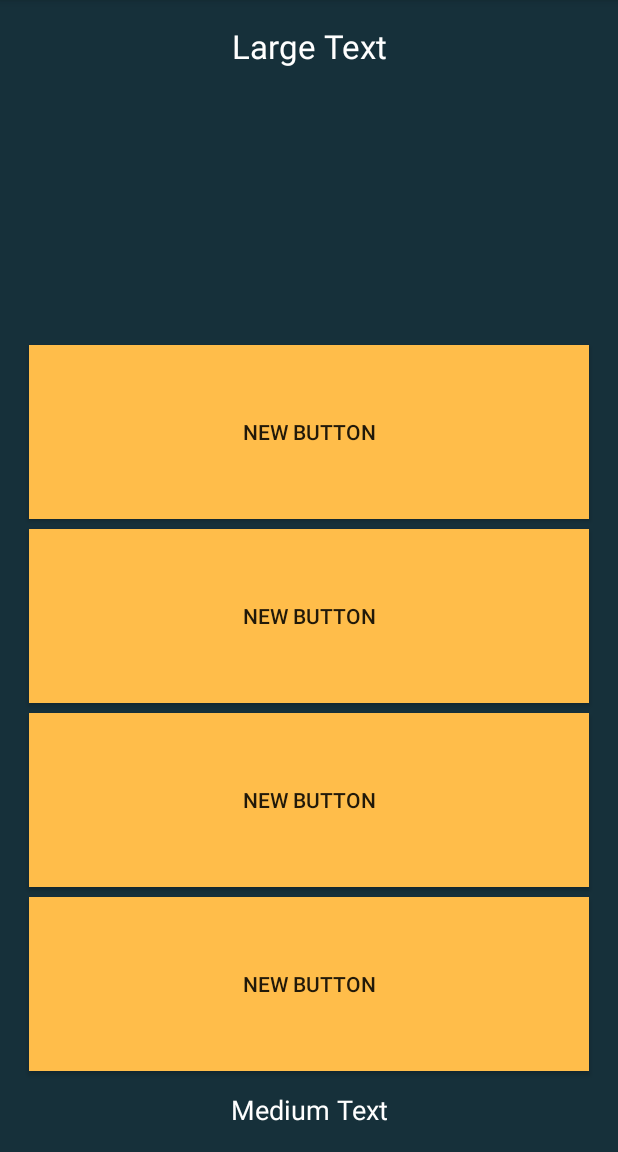
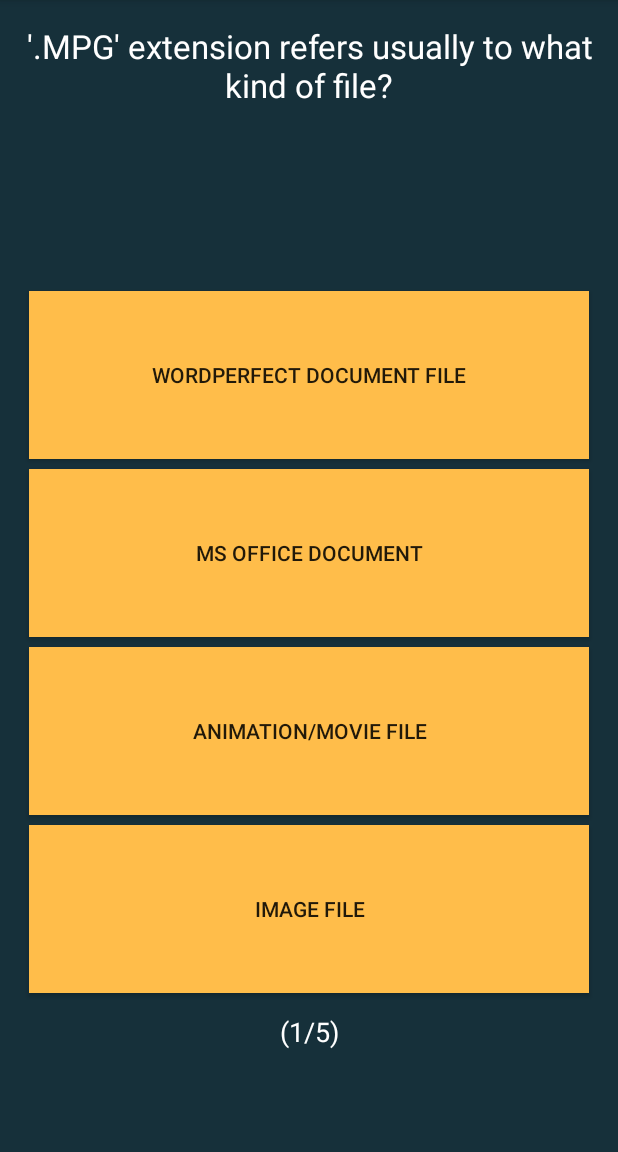
Before and after one commit to jaykumarH/JayAndroidAssignment, an Android app: the screen it shows after launch (MainActivity), on a phone screen of 412 x 824 dp, the part 84-1236 px from its top. Run offline under Robolectric (Android 15) with nearby library versions, the phone set to English and light mode, and no system bars.

Commit message:
1. Populate the view from json file 2. Handle button click for ans check 3. UI changes

```diff
--- /dev/null
+++ b/app/src/main/java/com/aptitudes/jay/jayandroidassignment/JayConstants.java
@@ -0,0 +1,13 @@
+package com.aptitudes.jay.jayandroidassignment;
+
+/**
+ * Created by Admin on 8/13/2016.
+ */
+public class JayConstants {
+    public static String getJayKeyQuestionArray="questions";
+    public static String jayKeyQuestion="question";
+    public static String jayKeyAns="ans";
+    public static String jayKeyOptions="options";
+    public static int jayTotalRandomQuestions=5;
+
+}
--- a/app/src/main/java/com/aptitudes/jay/jayandroidassignment/MainActivity.java
+++ b/app/src/main/java/com/aptitudes/jay/jayandroidassignment/MainActivity.java
@@ -5,62 +5,167 @@ import android.net.Uri;
 import android.support.v7.app.AppCompatActivity;
 import android.os.Bundle;
 import android.util.Log;
+import android.view.View;
 import android.widget.*;
 
 import org.json.JSONArray;
+import org.json.JSONObject;
 
 import java.io.InputStream;
+import java.util.ArrayList;
+import java.util.Arrays;
+import java.util.Collections;
 import java.util.HashSet;
+import java.util.Objects;
 import java.util.Random;
 
-public class MainActivity extends AppCompatActivity {
+public class MainActivity extends AppCompatActivity implements View.OnClickListener {
 
-    private int score = 0;
-    private int questionNumber = 0;
-    private HashSet<Object> arrayOfQuestions;
+    private int jayScore = 0;
+    private int jayCurrentQuestion = 0;
+    private ArrayList<Object> jayArrayOfQuestions;
+
+    //ui components
+    private Button jayBtnOption1;
+    private Button jayBtnOption2;
+    private Button jayBtnOption3;
+    private Button jayBtnOption4;
+    private TextView jayTxtViewQuestion;
+    private TextView jayTxtViewQuestionTracker;
 
     @Override
     protected void onCreate(Bundle savedInstanceState) {
         super.onCreate(savedInstanceState);
         setContentView(R.layout.activity_main);
-        setupViews();
-        readQuestions();
+        jaySetupViews();
+        jayReadQuestions();
     }
 
+    //region Button Delegate methods
+    @Override
+    public void onClick(View view) {
+        JSONObject object = (JSONObject) jayArrayOfQuestions.get(jayCurrentQuestion);
+        Button temp = (Button) view;
+
+        try {
+            String correctAns = object.optString(JayConstants.jayKeyAns);
+
+            if (correctAns.equalsIgnoreCase(temp.getText().toString())) {
+                jayScore++;
+            } else {
+                Log.d("wrong", "your ans is wrong");
+            }
+            jayCurrentQuestion++;
+            jayPopulateData(jayCurrentQuestion);
+        } catch (Exception e) {
+            Log.e("parser", e.getMessage());
+        }
+    }
+    //endregion
+
     //region Custom Methods
-    public void setupViews() {
-        Button option1 = (Button) findViewById(R.id.option1);
-        Button option2 = (Button) findViewById(R.id.option2);
-        Button option3 = (Button) findViewById(R.id.option3);
-        Button option4 = (Button) findViewById(R.id.option4);
-        option1.setBackgroundColor(Color.parseColor("#ffbd4a"));
-        option2.setBackgroundColor(Color.parseColor("#ffbd4a"));
-        option3.setBackgroundColor(Color.parseColor("#ffbd4a"));
-        option4.setBackgroundColor(Color.parseColor("#ffbd4a"));
+    public void jaySetupViews() {
+        // question label
+        jayTxtViewQuestion = (TextView) findViewById(R.id.jayTxtViewQuestion);
+
+        //  get all buttons
+        jayBtnOption1 = (Button) findViewById(R.id.jayBtnOption1);
+        jayBtnOption2 = (Button) findViewById(R.id.jayBtnOption2);
+        jayBtnOption3 = (Button) findViewById(R.id.jayBtnOption3);
+        jayBtnOption4 = (Button) findViewById(R.id.jayBtnOption4);
+        jayBtnOption1.setBackgroundColor(Color.parseColor("#ffbd4a"));
+        jayBtnOption2.setBackgroundColor(Color.parseColor("#ffbd4a"));
+        jayBtnOption3.setBackgroundColor(Color.parseColor("#ffbd4a"));
+        jayBtnOption4.setBackgroundColor(Color.parseColor("#ffbd4a"));
+
+        jayBtnOption1.setOnClickListener(this);
+        jayBtnOption2.setOnClickListener(this);
+        jayBtnOption3.setOnClickListener(this);
+        jayBtnOption4.setOnClickListener(this);
+
+        //tracker label
+        jayTxtViewQuestionTracker = (TextView) findViewById(R.id.jayQuestionTracker);
+
     }
 
-    public void readQuestions() {
+    public void jayToggleButtonEnable(Boolean enable) {
+        if (enable) {
+            jayBtnOption1.setEnabled(true);
+            jayBtnOption2.setEnabled(true);
+            jayBtnOption3.setEnabled(true);
+            jayBtnOption4.setEnabled(true);
+        } else {
+            jayBtnOption1.setEnabled(false);
+            jayBtnOption2.setEnabled(false);
+            jayBtnOption3.setEnabled(false);
+            jayBtnOption4.setEnabled(false);
+        }
+    }
+
+    public void jayReadQuestions() {
         String json = null;
         try {
             InputStream is = getAssets().open("data.json");
             int size = is.available();
             byte[] buffer = new byte[size];
             is.read(buffer);
-            is.close();
             json = new String(buffer, "UTF-8");
-            JSONArray arrayData = new JSONArray(json);
-            arrayOfQuestions = new HashSet<Object>(5);
+
+            JSONObject jsonRootObject = new JSONObject(json);
+            JSONArray jsonArray = jsonRootObject.optJSONArray(JayConstants.getJayKeyQuestionArray);
+            HashSet<Object> setOfQuestions;
+            setOfQuestions = new HashSet<Object>(JayConstants.jayTotalRandomQuestions);
             Random random = new Random();
-            for (int i = 0; i < arrayData.length(); i++) {
-                int randomIndex = random.nextInt(arrayData.length());
-                arrayOfQuestions.add(arrayData.getJSONObject(i));
+            for (int i = 0; i < jsonArray.length(); i++) {
+                int randomIndex = random.nextInt(jsonArray.length());
+                if (setOfQuestions.size() == JayConstants.jayTotalRandomQuestions) {
+                    break;
+                } else {
+                    setOfQuestions.add(jsonArray.getJSONObject(randomIndex));
+                }
             }
 //            Random random = new Random();
 //            ArrayList<Object> filtered=random.ints(0,arrayData.length()).distinct().limit(5).collect(Collectors.toList());
-            Log.d("response", json);
+            jayArrayOfQuestions = new ArrayList<Object>();
+            jayArrayOfQuestions.addAll(setOfQuestions);
+            jayPopulateData(jayCurrentQuestion);
+            is.close();
         } catch (Exception e) {
             Log.e("file", "exception is " + e);
         }
     }
+
+    public void jayPopulateData(int currentQuestion) {
+        if (jayCurrentQuestion == jayArrayOfQuestions.size()) {
+            // push to result screen
+            Log.d("result", "score is" + jayScore);
+            jayToggleButtonEnable(false);
+        } else {
+            jayToggleButtonEnable(true);
+            JSONObject object = (JSONObject) jayArrayOfQuestions.get(currentQuestion);
+            try {
+                String question = object.getString(JayConstants.jayKeyQuestion);
+                String ans = object.getString(JayConstants.jayKeyAns);
+                JSONArray arrayOptions = object.optJSONArray(JayConstants.jayKeyOptions);
+
+                // populate the views
+                jayTxtViewQuestion.setText(question);
+                if (currentQuestion == jayArrayOfQuestions.size() - 1) {
+                    jayTxtViewQuestionTracker.setText("Almost there!!");
+                } else {
+                    jayTxtViewQuestionTracker.setText(String.format("(%d/%d)", currentQuestion + 1, jayArrayOfQuestions.size()));
+                }
+
+                Collections.shuffle(Arrays.asList(arrayOptions));
+                jayBtnOption1.setText(arrayOptions.getString(0));
+                jayBtnOption2.setText(arrayOptions.getString(1));
+                jayBtnOption3.setText(arrayOptions.getString(2));
+                jayBtnOption4.setText(arrayOptions.getString(3));
+
+            } catch (Exception e) {
+                Log.e("parsing", e.getMessage());
+            }
+        }
+    }
     //endregion
 }
--- /dev/null
+++ b/app/src/main/res/drawable/buttonstyle.xml
@@ -0,0 +1,10 @@
+<?xml version="1.0" encoding="utf-8"?>
+<selector xmlns:android="http://schemas.android.com/apk/res/android">
+    <item>
+        <shape android:shape="rectangle">
+            <corners android:radius="3dip" />
+            <stroke android:width="1dip" android:color="#ffbd4a" />
+            <solid android:color="#ffbd4a"/>
+        </shape>
+    </item>
+</selector>
--- a/app/src/main/res/layout/activity_main.xml
+++ b/app/src/main/res/layout/activity_main.xml
@@ -20,18 +20,18 @@
         android:weightSum="1">
 
         <TextView
-            android:id="@+id/txtViewQuestion"
+            android:id="@+id/jayTxtViewQuestion"
             android:layout_width="fill_parent"
             android:layout_height="wrap_content"
             android:layout_gravity="center_horizontal"
-            android:layout_weight="0.4"
+            android:layout_weight="0.28"
             android:text="Large Text"
             android:textAlignment="center"
             android:textAppearance="?android:attr/textAppearanceLarge"
             android:textColor="@color/colorQuestion" />
 
         <Button
-            android:id="@+id/option1"
+            android:id="@+id/jayBtnOption1"
             android:layout_width="fill_parent"
             android:layout_height="wrap_content"
             android:layout_gravity="center_horizontal"
@@ -44,7 +44,7 @@
         </Button>
 
         <Button
-            android:id="@+id/option2"
+            android:id="@+id/jayBtnOption2"
             android:layout_width="fill_parent"
             android:layout_height="wrap_content"
             android:layout_gravity="center_horizontal"
@@ -54,7 +54,7 @@
             android:text="New Button" />
 
         <Button
-            android:id="@+id/option3"
+            android:id="@+id/jayBtnOption3"
             android:layout_width="fill_parent"
             android:layout_height="wrap_content"
             android:layout_gravity="center_horizontal"
@@ -64,7 +64,7 @@
             android:text="New Button" />
 
         <Button
-            android:id="@+id/option4"
+            android:id="@+id/jayBtnOption4"
             android:layout_width="fill_parent"
             android:layout_height="wrap_content"
             android:layout_margin="3dp"
@@ -73,7 +73,7 @@
             android:text="New Button"></Button>
 
         <TextView
-            android:id="@+id/questionTracker"
+            android:id="@+id/jayQuestionTracker"
             android:layout_width="match_parent"
             android:layout_height="wrap_content"
             android:layout_marginTop="10dp"
```
Also changed, not shown: app/src/main/assets/data.json (added, +104 -0 lines).
